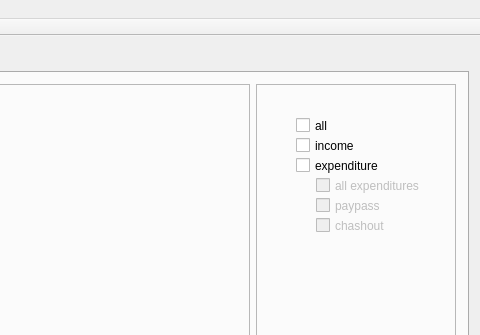
Above: finapp.ui from drKriegersLab/FinApp before the change; both pictures show x 355 to 835 and y 0 to 335 of the 835 by 547 pixel window. Below: the same form after it.
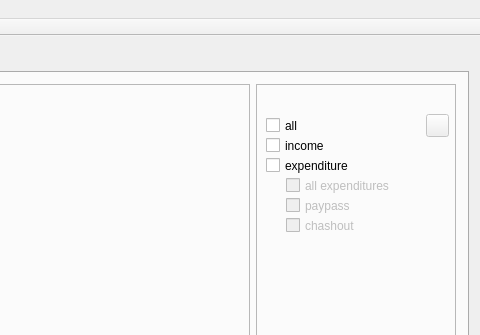
That is the form after the change.

Commit message:
created color changer for the first curve
Button, which can change the color of the curve.
Issue #1 is solved partially.

```diff
--- a/finapp.ui
+++ b/finapp.ui
@@ -296,7 +296,7 @@
             <widget class="QCheckBox" name="checkBoxGraphSel_all">
              <property name="geometry">
               <rect>
-               <x>40</x>
+               <x>10</x>
                <y>30</y>
                <width>131</width>
                <height>23</height>
@@ -309,7 +309,7 @@
             <widget class="QCheckBox" name="checkBoxGraphSel_income">
              <property name="geometry">
               <rect>
-               <x>40</x>
+               <x>10</x>
                <y>50</y>
                <width>131</width>
                <height>23</height>
@@ -322,7 +322,7 @@
             <widget class="QCheckBox" name="checkBoxGraphSel_expenditure">
              <property name="geometry">
               <rect>
-               <x>40</x>
+               <x>10</x>
                <y>70</y>
                <width>131</width>
                <height>23</height>
@@ -338,7 +338,7 @@
              </property>
              <property name="geometry">
               <rect>
-               <x>60</x>
+               <x>30</x>
                <y>110</y>
                <width>139</width>
                <height>23</height>
@@ -354,7 +354,7 @@
              </property>
              <property name="geometry">
               <rect>
-               <x>60</x>
+               <x>30</x>
                <y>130</y>
                <width>131</width>
                <height>23</height>
@@ -370,7 +370,7 @@
              </property>
              <property name="geometry">
               <rect>
-               <x>60</x>
+               <x>30</x>
                <y>90</y>
                <width>139</width>
                <height>23</height>
@@ -380,6 +380,25 @@
               <string>all expenditures</string>
              </property>
             </widget>
+            <widget class="QPushButton" name="buttonColor_all">
+             <property name="enabled">
+              <bool>false</bool>
+             </property>
+             <property name="geometry">
+              <rect>
+               <x>170</x>
+               <y>30</y>
+               <width>23</width>
+               <height>23</height>
+              </rect>
+             </property>
+             <property name="text">
+              <string/>
+             </property>
+             <property name="checkable">
+              <bool>true</bool>
+             </property>
+            </widget>
            </widget>
           </item>
          </layout>
```
The commit also changes 4 other files.
